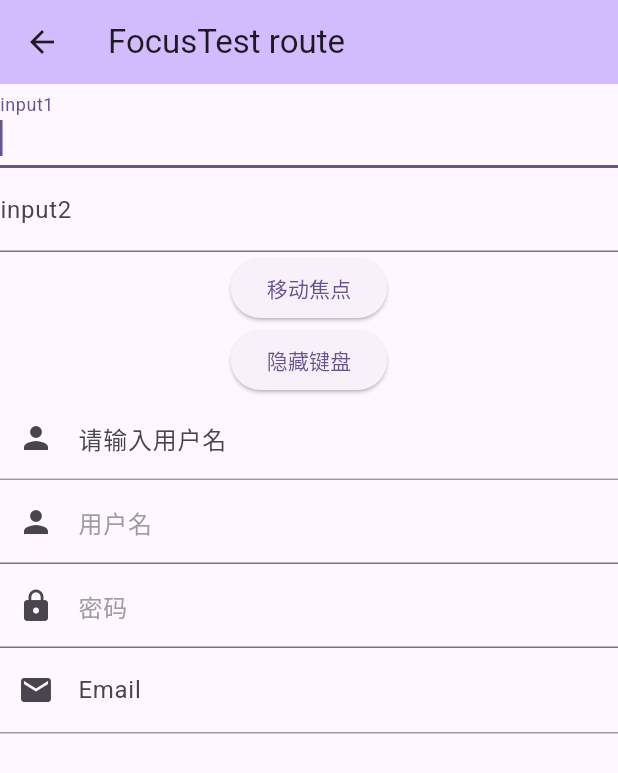
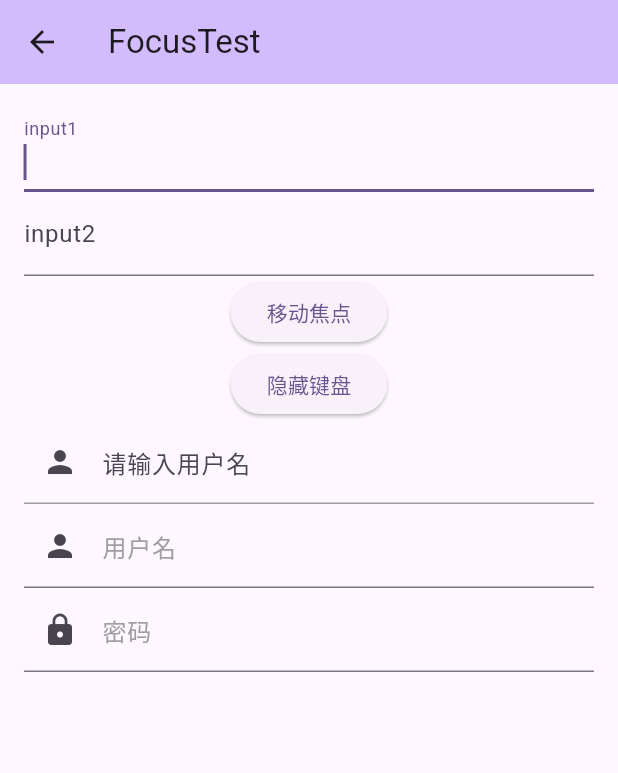
Before and after one commit to KuAi1995/flutterfl, a Flutter app: the screen it shows after launch, after a tap on "open FocusTest route", on a phone screen of 412 x 824 dp. Shown: the top 773 px of the screen. Run offline on Flutter 3.47's test engine with Material 3 defaults, Android fonts, the phone set to English and light mode, and no system bars; network calls fail.

```diff
--- a/lib/basewidget/focus_test_route.dart
+++ b/lib/basewidget/focus_test_route.dart
@@ -29,21 +29,17 @@
 
   @override
   Widget build(BuildContext context) {
-    return Scaffold(
-      appBar: AppBar(
-        backgroundColor: Theme.of(context).colorScheme.inversePrimary,
-        title: Text("FocusTest route"),
-      ),
-      body: Center(
+    return Padding(
+      padding: EdgeInsets.all(16.0),
       child: Column(
         children: <Widget>[
           TextField(
             autofocus: true,
-              focusNode: focusNode1, //关联focusNode1
+            focusNode: focusNode1, // 关联focusNode1
             decoration: InputDecoration(labelText: "input1"),
           ),
           TextField(
-              focusNode: focusNode2, //关联focusNode2
+            focusNode: focusNode2, // 关联focusNode2
             decoration: InputDecoration(labelText: "input2"),
           ),
           Builder(
@@ -53,7 +49,7 @@
                   ElevatedButton(
                     child: Text("移动焦点"),
                     onPressed: () {
-                        // 将焦点从第一个TextField移到第二个TextField
+                      //将焦点从第一个TextField移到第二个TextField
                       // 这是一种写法 FocusScope.of(context).requestFocus(focusNode2);
                       // 这是第二种写法
                       focusScopeNode ??= FocusScope.of(context);
@@ -68,10 +64,6 @@
                       focusNode2.unfocus();
                     },
                   ),
-                  ],
-                );
-              },
-            ),
                   TextField(
                     decoration: InputDecoration(
                       labelText: "请输入用户名",
@@ -80,7 +72,7 @@
                       enabledBorder: UnderlineInputBorder(
                         borderSide: BorderSide(color: Colors.grey),
                       ),
-                // 获得焦点下划线设为蓝色
+                      //获得焦点下划线设为蓝色
                       focusedBorder: UnderlineInputBorder(
                         borderSide: BorderSide(color: Colors.blue),
                       ),
@@ -91,9 +83,9 @@
                           hintColor: Colors.grey[200], //定义下划线颜色
                           inputDecorationTheme: InputDecorationTheme(
                               labelStyle: TextStyle(color: Colors.grey),
-                        // 定义label字体样式
+                              //定义label字体样式
                               hintStyle: TextStyle(
-                            color: Colors.grey, fontSize: 14.0) // 定义提示文本样式
+                                  color: Colors.grey, fontSize: 14.0) //定义提示文本样式
                               )),
                       child: Column(
                         children: <Widget>[
@@ -108,28 +100,17 @@
                                 prefixIcon: Icon(Icons.lock),
                                 labelText: "密码",
                                 hintText: "您的登录密码",
-                          hintStyle:
-                              TextStyle(color: Colors.grey, fontSize: 13.0)),
+                                hintStyle: TextStyle(
+                                    color: Colors.grey, fontSize: 13.0)),
                             obscureText: true,
                           )
                         ],
-                )),
-            Container(
-              decoration: BoxDecoration(
-                  // 下滑线浅灰色，宽度1像素
-                  border: Border(
-                      bottom: BorderSide(color: Colors.grey, width: 1.0))),
-              child: TextField(
-                  keyboardType: TextInputType.emailAddress,
-                  decoration: InputDecoration(
-                      labelText: "Email",
-                      hintText: "电子邮件地址",
-                      prefixIcon: Icon(Icons.email),
-                      border: InputBorder.none //隐藏下划线
-                      )),
+                      ))
+                ],
+              );
+            },
           ),
         ],
-        ),
       ),
     );
   }
--- /dev/null
+++ b/lib/display.dart
@@ -0,0 +1,44 @@
+import 'package:flutter/material.dart';
+
+import 'global.dart';
+
+class DisplayRoute extends StatefulWidget {
+  const DisplayRoute({super.key, required this.title});
+
+  final String title;
+
+  @override
+  State<DisplayRoute> createState() => _DisplayRouteState();
+}
+
+class _DisplayRouteState extends State<DisplayRoute> {
+  void _replaceWidget() {
+    setState(() {
+      Global.widget = Text('Replaced Widget done');
+    });
+  }
+
+  @override
+  Widget build(BuildContext context) {
+    return Scaffold(
+      appBar: AppBar(
+        backgroundColor: Theme.of(context).colorScheme.inversePrimary,
+        title: Text(widget.title),
+      ),
+      body: Center(
+        child: Column(
+          children: [
+            Global.widget,
+            Visibility(
+              visible: false, // 控制按钮的可见性
+              child: ElevatedButton(
+                onPressed: _replaceWidget,
+                child: Text('Replace Widget'),
+              ),
+            ),
+          ],
+        ),
+      ),
+    );
+  }
+}
--- /dev/null
+++ b/lib/global.dart
@@ -0,0 +1,6 @@
+import 'package:flutter/material.dart';
+
+class Global {
+  static String title = 'Flutter Code Sample';
+  static Widget widget = Text("");
+}
```
Also changed, not shown: lib/basewidget/button_route.dart (+3 -10 lines), lib/basewidget/form_test_route.dart (added, +92 -0 lines), lib/basewidget/image_route.dart (+5 -10 lines), lib/basewidget/switch_and_checkBox_route.dart (deleted, +0 -48 lines), lib/basewidget/switch_and_checkbox_route.dart (added, +41 -0 lines), lib/basewidget/text_field_route.dart (+2 -9 lines), lib/basewidget/text_route.dart (+2 -7 lines), lib/main.dart (+60 -17 lines). Lines whose indentation alone changed are shown as unchanged.
